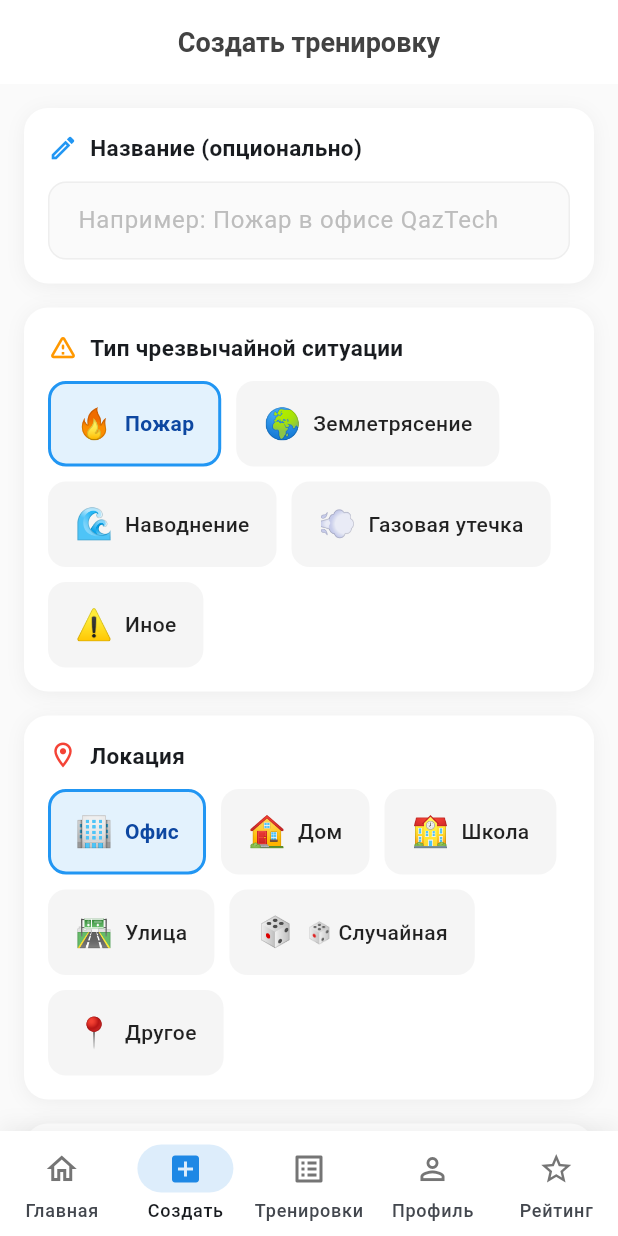
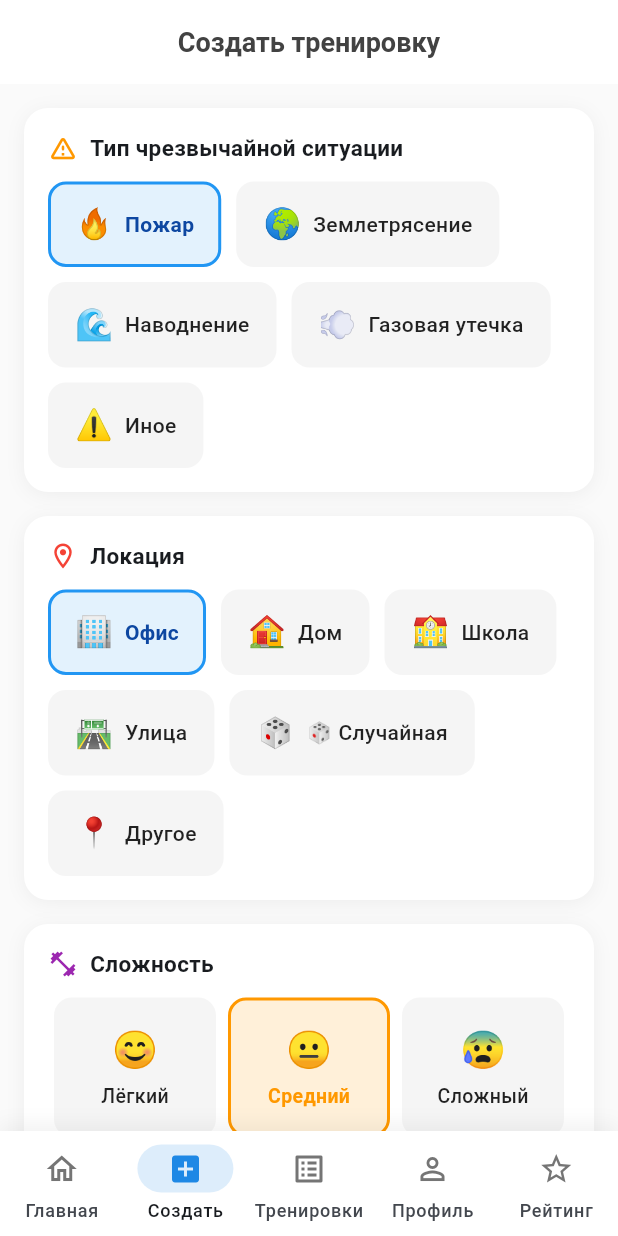
Before and after one commit to alishertolegen/safe_up, a Flutter app: the CreateTrainingScreen screen opened by its route, on a phone screen of 412 x 824 dp. Run offline on Flutter 3.47's test engine with Material 3 defaults, Android fonts, the phone set to English and light mode, and no system bars; our stand-ins replace go_router, image_picker, shared_preferences; accounts and stored records are empty.

Commit message:
сохранение входа

```diff
--- a/lib/create_training_screen.dart
+++ b/lib/create_training_screen.dart
@@ -16,7 +16,6 @@ class CreateTrainingScreen extends StatefulWidget {
 }
 
 class _CreateTrainingScreenState extends State<CreateTrainingScreen> {
-  final _titleController = TextEditingController();
   final _otherLocationController = TextEditingController();
 
   String _selectedType = 'пожар';
@@ -49,19 +48,13 @@ class _CreateTrainingScreenState extends State<CreateTrainingScreen> {
 
   @override
   void dispose() {
-    _titleController.dispose();
     _otherLocationController.dispose();
     super.dispose();
   }
 Map<String, dynamic> _buildPayload() {
-  final String? titleInput = _titleController.text.trim().isEmpty
-      ? null
-      : _titleController.text.trim();
-
   final Map<String, dynamic> payload = {};
   payload['aiGenerate'] = true;
 
-  if (titleInput != null) payload['title'] = titleInput;
   if (_selectedType.isNotEmpty) payload['type'] = _selectedType;
   payload['difficulty'] = _selectedDifficulty;
 
@@ -181,29 +174,7 @@ Future<void> _createTraining() async {
             );
           }).toList(),
         ),
-        if (_selectedLocation == 'Другое') ...[
-          const SizedBox(height: 12),
-          TextField(
-            controller: _otherLocationController,
-            decoration: InputDecoration(
-              labelText: 'Введите локацию',
-              filled: true,
-              fillColor: Colors.grey.shade50,
-              border: OutlineInputBorder(
-                borderRadius: BorderRadius.circular(12),
-                borderSide: BorderSide(color: Colors.grey.shade300),
-              ),
-              enabledBorder: OutlineInputBorder(
-                borderRadius: BorderRadius.circular(12),
-                borderSide: BorderSide(color: Colors.grey.shade300),
-              ),
-              focusedBorder: OutlineInputBorder(
-                borderRadius: BorderRadius.circular(12),
-                borderSide: const BorderSide(color: Colors.blue, width: 2),
-              ),
-            ),
-          )
-        ]
+
       ],
     );
   }
@@ -271,59 +242,6 @@ Future<void> _createTraining() async {
           child: Column(
             crossAxisAlignment: CrossAxisAlignment.start,
             children: [
-              // Title card
-              Container(
-                padding: const EdgeInsets.all(16),
-                decoration: BoxDecoration(
-                  color: Colors.white,
-                  borderRadius: BorderRadius.circular(16),
-                  boxShadow: [
-                    BoxShadow(
-                      color: Colors.black.withOpacity(0.05),
-                      blurRadius: 10,
-                      offset: const Offset(0, 2),
-                    ),
-                  ],
-                ),
-                child: Column(
-                  crossAxisAlignment: CrossAxisAlignment.start,
-                  children: [
-                    const Row(
-                      children: [
-                        Icon(Icons.edit_outlined, color: Colors.blue, size: 20),
-                        SizedBox(width: 8),
-                        Text(
-                          'Название (опционально)',
-                          style: TextStyle(
-                            fontWeight: FontWeight.w600,
-                            fontSize: 15,
-                          ),
-                        ),
-                      ],
-                    ),
-                    const SizedBox(height: 12),
-                    TextField(
-                      controller: _titleController,
-                      decoration: InputDecoration(
-                        hintText: 'Например: Пожар в офисе QazTech',
-                        hintStyle: TextStyle(color: Colors.grey.shade400),
-                        filled: true,
-                        fillColor: Colors.grey.shade50,
-                        border: OutlineInputBorder(
-                          borderRadius: BorderRadius.circular(12),
-                          borderSide: BorderSide.none,
-                        ),
-                        contentPadding: const EdgeInsets.symmetric(
-                          horizontal: 16,
-                          vertical: 14,
-                        ),
-                      ),
-                    ),
-                  ],
-                ),
-              ),
-
-              const SizedBox(height: 16),
 
               // Type card
               Container(
```
Also changed, not shown: lib/main.dart (+11 -6 lines), lib/profile_page.dart (+20 -7 lines), 1 other file.
